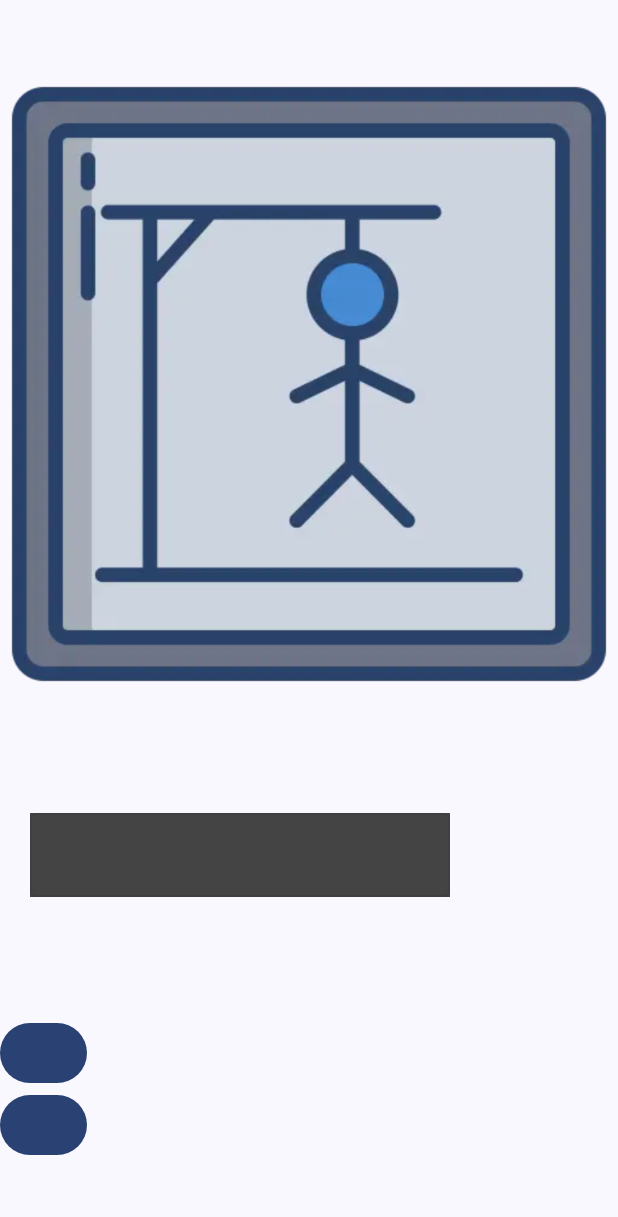
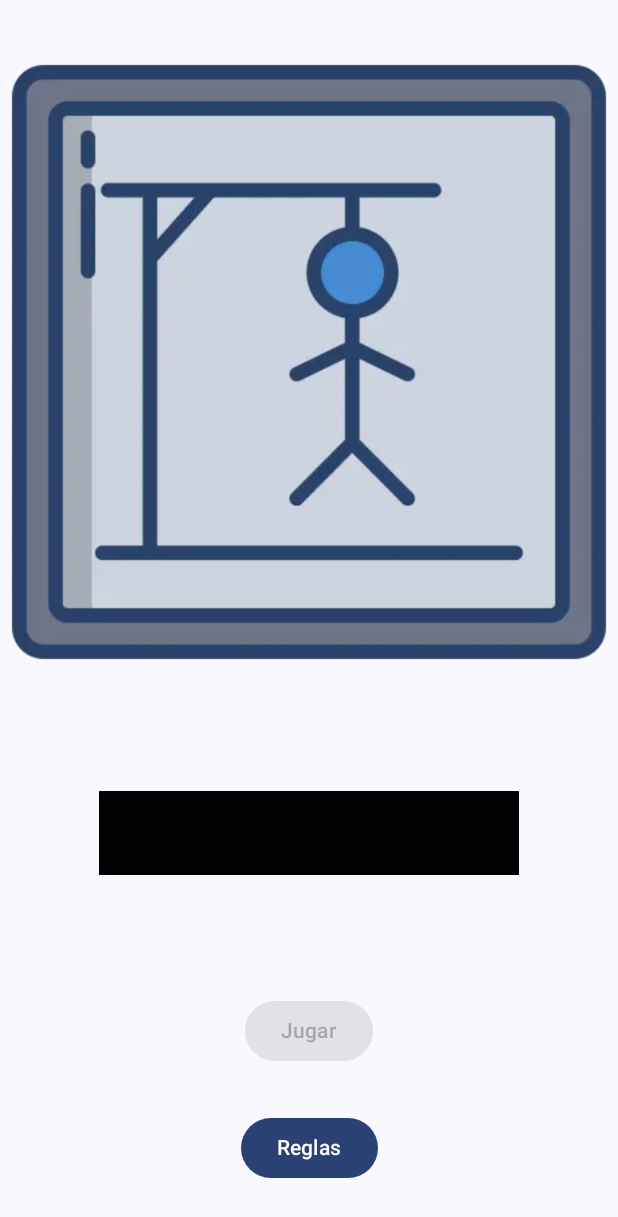
Before and after one commit to LSG-DAM2-M07-24-25/pr04-hangman-app-davidcorrea_carlosayuso, an Android app built with Jetpack Compose: the pantalla2 screen opened through its navigation route, on a phone screen of 412 x 824 dp. Shown: the top 1217 px of the screen. Run offline under Robolectric (Android 15) with nearby library versions, the phone set to English and light mode, and no system bars.

Commit message:
feat: avanzar a la siguiente view
· Retoques gráficos

```diff
--- a/app/src/main/java/com/example/practicakotlin/View/Screen2.kt
+++ b/app/src/main/java/com/example/practicakotlin/View/Screen2.kt
@@ -3,16 +3,25 @@ package com.example.practicakotlin.View
 import androidx.compose.foundation.Image
 import androidx.compose.foundation.background
 import androidx.compose.foundation.clickable
+import androidx.compose.foundation.layout.Arrangement
 import androidx.compose.foundation.layout.Box
 import androidx.compose.foundation.layout.Column
+import androidx.compose.foundation.layout.Spacer
+import androidx.compose.foundation.layout.fillMaxHeight
 import androidx.compose.foundation.layout.fillMaxSize
 import androidx.compose.foundation.layout.fillMaxWidth
 import androidx.compose.foundation.layout.padding
+import androidx.compose.foundation.layout.size
+import androidx.compose.material3.AlertDialog
+import androidx.compose.material3.BasicAlertDialog
 import androidx.compose.material3.Button
 import androidx.compose.material3.DropdownMenu
 import androidx.compose.material3.DropdownMenuItem
+import androidx.compose.material3.Icon
 import androidx.compose.material3.OutlinedTextField
 import androidx.compose.material3.Text
+import androidx.compose.material3.TextFieldColors
+import androidx.compose.material3.TextFieldDefaults
 import androidx.compose.runtime.Composable
 import androidx.compose.runtime.getValue
 import androidx.compose.runtime.mutableStateOf
@@ -30,53 +39,62 @@ import androidx.navigation.NavHostController
 import com.example.practicakotlin.R
 import com.example.practicakotlin.Routes
 
-@Preview
 @Composable
 fun Screen2(navController: NavController) {
+    var selectedDificultad by remember { mutableStateOf("") }
+
     Box(
-        modifier = Modifier
-            .fillMaxSize()
+        modifier = Modifier.fillMaxSize()
     ) {
         Column(
-            modifier = Modifier.align(Alignment.Center)
+            modifier = Modifier.fillMaxWidth().fillMaxHeight(),
+            verticalArrangement = Arrangement.Center,
+            horizontalAlignment = Alignment.CenterHorizontally
         ) {
             Image(
                 painter = painterResource(id = R.drawable.logo_colgado),
                 contentDescription = "Logo",
-                modifier = Modifier.align((Alignment.CenterHorizontally))
+                modifier = Modifier.align(Alignment.CenterHorizontally)
             )
-            Dificultad {}
-            //Botón Play para avanzar a la siguiente pantalla
+            Dificultad { dificultad ->
+                selectedDificultad = dificultad
+            }
+            // Botón Play para avanzar a la siguiente pantalla
             Button(
-                onClick = { //navController.navigate(Routes.Pantalla3.createRoute(""))
-                }
-            ) { }
-            //Botón Ayuda para mostrar reglas
+                onClick = {
+                    navController.navigate(Routes.Pantalla3.createRoute(selectedDificultad))
+                },
+                enabled = selectedDificultad.isNotEmpty()
+            ) {
+                Text("Jugar")
+            }
+            Spacer(modifier = Modifier.size(30.dp)) // Botón Ayuda para mostrar reglas
             Button(
                 onClick = {}
-            ) { }
+            ) {
+                Text("Reglas")
+            }
         }
     }
 }
 
+@Preview(showBackground = true, showSystemUi = true)
 @Composable
-fun ButtonHelp(content: @Composable () -> Unit) {
-    TODO("Not yet implemented")
+fun PreviewScreen2() {
+   // Screen2()
 }
 
-@Composable
-fun ButtonPlay( navController: NavController) {
 
-}
+
 
 @Composable
-fun Dificultad(content: @Composable () -> Unit) {
+fun Dificultad(onDificultadSelected: (String) -> Unit) {
     var selectedText by remember { mutableStateOf("") }
     var expanded by remember { mutableStateOf(false) }
     val dificultades = listOf("Fácil", "Medio", "Difícil")
+
     Column(
-        Modifier
-            .padding(20.dp, 80.dp)
+        Modifier.padding(20.dp, 80.dp)
     ) {
         OutlinedTextField(
             value = selectedText,
@@ -85,18 +103,19 @@ fun Dificultad(content: @Composable () -> Unit) {
             readOnly = true,
             modifier = Modifier
                 .clickable { expanded = true }
-                .background(Color.DarkGray)
+                .background(Color.Black)
         )
 
-        DropdownMenu(expanded = expanded,
-            onDismissRequest = { expanded = false },
-            modifier = Modifier.background(Color.Black)) {
+        DropdownMenu(expanded = expanded, onDismissRequest = { expanded = false }, modifier = Modifier.background(Color.Black)) {
             dificultades.forEach { dificultad ->
-                DropdownMenuItem(text = { Text(text = dificultad) },
+                DropdownMenuItem(
+                    text = { Text(text = dificultad, color = Color.White) },
                     onClick = {
                         expanded = false
                         selectedText = dificultad
-                    })
+                        onDificultadSelected(dificultad)
+                    }
+                )
             }
         }
     }
```
Also changed, not shown: app/src/main/java/com/example/practicakotlin/View/Screen4.kt (line endings or trailing spaces).
